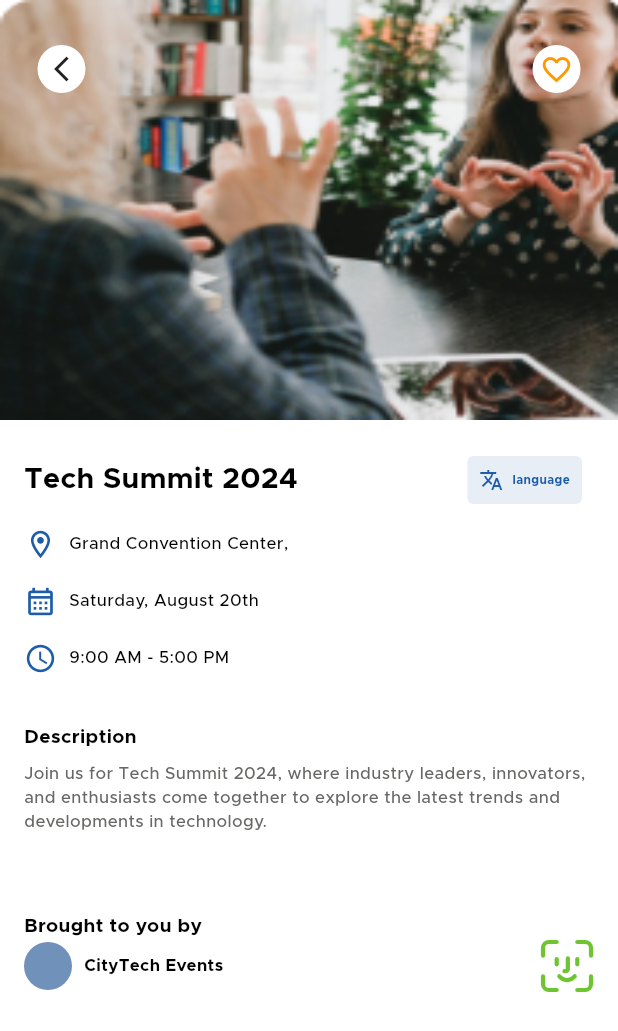
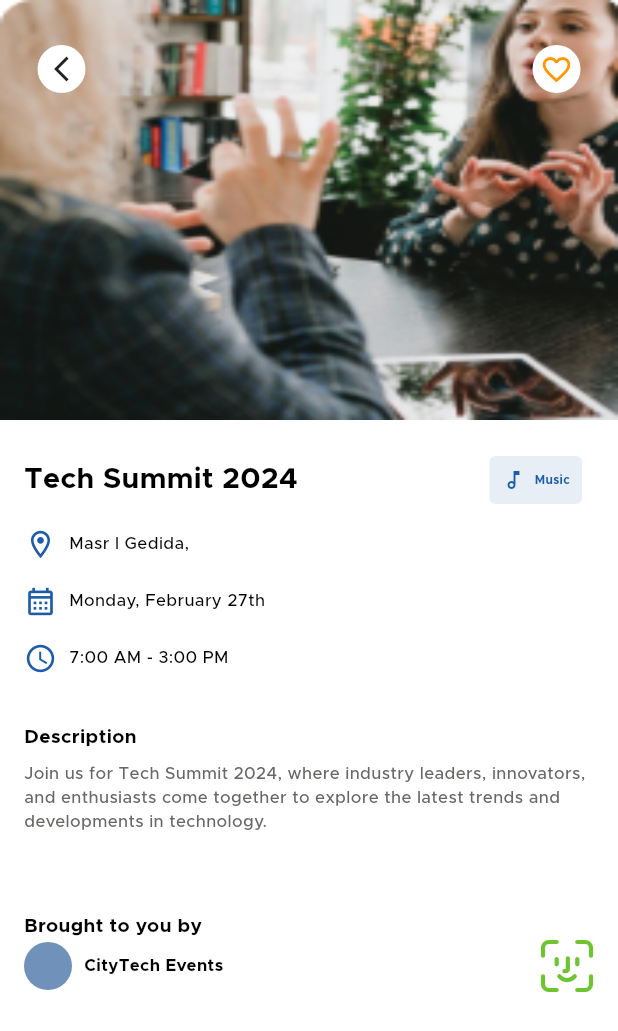
Before and after one commit to Mahmoud-Magdyy/Eventak, a Flutter app: the NewEeventDetails screen opened directly with sample values from the repository, on a phone screen of 412 x 824 dp. Shown: the top 1031 px of the screen. Run offline on Flutter 3.47's test engine with Material 3 defaults, Android fonts, the phone set to English and light mode, and no system bars; our stand-ins replace device_preview, flutter_bloc, flutter_otp_text_field, flutter_svg, get_it, go_router and 4 more; accounts and stored records are empty; project files that could hold a hidden picture were left out.

Commit message:
fix issues if newEventModel == null in details screen

```diff
--- a/lib/features/home/presenation/widgets/new_events/new_event_list.dart
+++ b/lib/features/home/presenation/widgets/new_events/new_event_list.dart
@@ -10,16 +10,16 @@ class NewEventListView extends StatelessWidget {
   static const items = [
     NewEventModel(
       nameOfEvent: 'Tech Summit 2024',
-      titleDateOfTicket: 'Saturday, August 20th',
-      subTitleDateOfTicket: '9:00 AM - 5:00 PM',
-      titleLocationOfEvent: 'Grand Convention Center,',
-      subTitleLocationOfEvent: 'Cityville',
+      titleDateOfTicket: 'Monday, February 27th',
+      subTitleDateOfTicket: '7:00 AM - 3:00 PM',
+      titleLocationOfEvent: 'Masr l Gedida,',
+      subTitleLocationOfEvent: 'Cairo',
       titlePriceOfEvent: '5 In Advance',
-      subTitlePriceOfEvent: '5 In Advance',
-      dateDay: '16',
-      nameOfCategoryEvent: 'language',
-      monthDay: 'AUG',
-      categoryIcon: Icons.translate,
+      subTitlePriceOfEvent: '15 In Advance',
+      dateDay: '20',
+      nameOfCategoryEvent: 'Music',
+      monthDay: 'MAR',
+      categoryIcon: Icons.music_note_outlined,
       imageEvent: Assets.imagesBackgroundContainer,
       textOfNewEvent:
           'Join us for Tech Summit 2024, where industry leaders, innovators, and enthusiasts come together to explore the latest trends and developments in technology.',
--- a/lib/features/home/presenation/widgets/new_events_details/new_event_details_screen.dart
+++ b/lib/features/home/presenation/widgets/new_events_details/new_event_details_screen.dart
@@ -1,6 +1,4 @@
 import 'package:eventak/core/utils/app_styles.dart';
-import 'package:eventak/features/create_event/presentation/cubit/create_event_cubit.dart';
-import 'package:eventak/features/create_event/presentation/cubit/create_event_state.dart';
 import 'package:eventak/features/home/data/model/new_event_model.dart';
 import 'package:eventak/features/home/presenation/widgets/new_events_details/widgets/back_icon_and_fav.dart';
 import 'package:eventak/features/home/presenation/widgets/new_events_details/widgets/brought_to_you.dart';
@@ -9,24 +7,25 @@ import 'package:eventak/features/home/presenation/widgets/new_events_details/wid
 import 'package:eventak/features/home/presenation/widgets/new_events_details/widgets/image_of_event_details.dart';
 import 'package:eventak/features/home/presenation/widgets/new_events_details/widgets/location_and_time.dart';
 import 'package:flutter/material.dart';
-import 'package:flutter_bloc/flutter_bloc.dart';
 
 class NewEeventDetails extends StatelessWidget {
   const NewEeventDetails({super.key, required this.newEventModel});
-  final NewEventModel newEventModel;
+  final NewEventModel? newEventModel;
   @override
   Widget build(BuildContext context) {
+    if (newEventModel == null) {
+      return const Center(
+        child: CircularProgressIndicator(),
+      );
+    } else {
       return Scaffold(
-      body: BlocConsumer<CreateEventCubit, CreateEventState>(
-        listener: (context, state) {},
-        builder: (context, state) {
-          return SafeArea(
+          body: SafeArea(
         child: Column(
           children: [
             Stack(
               children: [
                 ImageOfEventDetails(
-                      image: newEventModel.imageEvent,
+                  image: newEventModel!.imageEvent,
                 ),
                 const Positioned(
                   top: 30,
@@ -47,14 +46,13 @@ class NewEeventDetails extends StatelessWidget {
                     mainAxisAlignment: MainAxisAlignment.spaceBetween,
                     children: [
                       Text(
-                            newEventModel.nameOfEvent,
+                        newEventModel!.nameOfEvent,
                         style: AppStyles.styleSemiBold24(context)
                             .copyWith(color: Colors.black),
                       ),
                       CategoryItemDetails(
-                            icon: newEventModel.categoryIcon,
-                            nameOfIconCateogry:
-                                newEventModel.nameOfCategoryEvent,
+                        icon: newEventModel!.categoryIcon,
+                        nameOfIconCateogry: newEventModel!.nameOfCategoryEvent,
                       ),
                     ],
                   ),
@@ -62,23 +60,21 @@ class NewEeventDetails extends StatelessWidget {
                     height: 16,
                   ),
                   LocationAndTimeAndDateNewEventDetails(
-                        location: newEventModel.titleLocationOfEvent,
-                        dateMonth: newEventModel.titleDateOfTicket,
-                        dateTime: newEventModel.subTitleDateOfTicket,
+                    location: newEventModel!.titleLocationOfEvent,
+                    dateMonth: newEventModel!.titleDateOfTicket,
+                    dateTime: newEventModel!.subTitleDateOfTicket,
                   ),
                   const SizedBox(
                     height: 32,
                   ),
-                      Description(description: newEventModel.textOfNewEvent),
+                  Description(description: newEventModel!.textOfNewEvent),
                   const BroughtToYou()
                 ],
               ),
             )
           ],
         ),
-          );
-        },
-      ),
-    );
+      ));
     }
   }
+}
```
Lines whose indentation alone changed are shown as unchanged.
